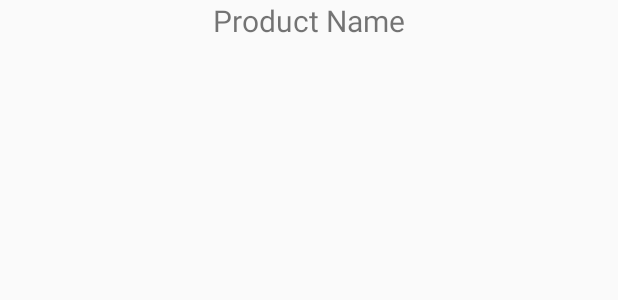
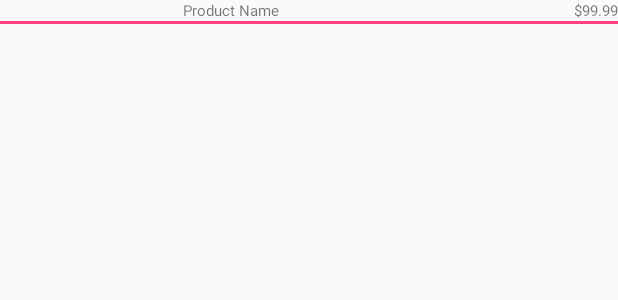
Before and after one commit to Ncastro878/WalmartScanner, an Android app: the layout row_layout.xml on its own in the app's theme, with its tools: preview values and no code run, on a phone screen of 412 x 824 dp. Shown: the top 300 px of the screen. Run offline under Robolectric (Android 15) with nearby library versions, the phone set to English and light mode, and no system bars.

Commit message:
Made the recyclerview, recycler adapter, the SQLite database, and dbHelper, and formatted the recyclerview into a cruddy list. The prices dont look right.

```diff
--- a/app/src/main/java/com/example/android/walmartscannerapp/ProductListContract.java
+++ b/app/src/main/java/com/example/android/walmartscannerapp/ProductListContract.java
@@ -14,5 +14,6 @@ public class ProductListContract {
         public static final String PRODUCT_PRICE = "productPrice";
         public static final String PRODUCT_IMG = "productImg";
         public static final String PRODUCT_QUANTITY = "productQuantity";
+        public static final String PRODUCT_SMALL_IMG = "productSmallImg";
     }
 }
--- a/app/src/main/java/com/example/android/walmartscannerapp/ProductListDbHelper.java
+++ b/app/src/main/java/com/example/android/walmartscannerapp/ProductListDbHelper.java
@@ -13,7 +13,7 @@ import static android.R.attr.version;
 public class ProductListDbHelper extends SQLiteOpenHelper {
 
     private static final String DATABASE_NAME = "productList.db";
-    private static final int DATABASE_VERSION = 1;
+    private static final int DATABASE_VERSION = 2;
 
     public ProductListDbHelper(Context context) {
         super(context, DATABASE_NAME, null, DATABASE_VERSION);
@@ -27,6 +27,7 @@ public class ProductListDbHelper extends SQLiteOpenHelper {
                 ProductListContract.ProductListEntry.PRODUCT_NAME + " TEXT," +
                 ProductListContract.ProductListEntry.PRODUCT_PRICE + " TEXT," +
                 ProductListContract.ProductListEntry.PRODUCT_IMG + " TEXT," +
+                ProductListContract.ProductListEntry.PRODUCT_SMALL_IMG + " TEXT," +
                 ProductListContract.ProductListEntry.PRODUCT_QUANTITY + " INTEGER);";
         sqLiteDatabase.execSQL(SQL_CREATE_TABLE_STATEMENT);
     }
--- a/app/src/main/java/com/example/android/walmartscannerapp/WalmartItem.java
+++ b/app/src/main/java/com/example/android/walmartscannerapp/WalmartItem.java
@@ -10,11 +10,17 @@ public class WalmartItem {
     private String upc;
     private attributes attributes;
     private String largeImage;
+    private String thumbnailImage;
     private String salePrice;
 
     /**
      * The getters and setters essentially seem pointless.
      */
+    public String getThumbnailImage() {return thumbnailImage;}
+
+    public void setThumbnailImage(String thumbnailImage) {this.thumbnailImage = thumbnailImage;}
+
+
     public String getName(){return name;}
 
     public String getShortDescription(){return longDescription;}
--- a/app/src/main/res/layout/row_layout.xml
+++ b/app/src/main/res/layout/row_layout.xml
@@ -1,13 +1,38 @@
 <?xml version="1.0" encoding="utf-8"?>
-<LinearLayout xmlns:android="http://schemas.android.com/apk/res/android"
-    android:orientation="vertical" android:layout_width="match_parent"
-    android:layout_height="match_parent">
+    <LinearLayout xmlns:android="http://schemas.android.com/apk/res/android"
+    android:layout_width="match_parent"
+    android:layout_height="wrap_content"
+    android:orientation="vertical">
+    <LinearLayout
+        android:orientation="horizontal"
+        android:layout_width="match_parent"
+        android:layout_height="wrap_content">
 
-    <TextView
-        android:id="@+id/product_name_text_view"
-        android:layout_width="wrap_content"
-        android:layout_height="wrap_content"
-        android:textSize="20dp"
-        android:layout_gravity="center"
-        android:text="Product Name" />
+        <ImageView
+            android:id="@+id/product_img_view"
+            android:layout_width="wrap_content"
+            android:layout_height="wrap_content"
+            android:layout_weight="1"/>
+        <TextView
+            android:id="@+id/product_name_text_view"
+            android:layout_width="15dp"
+            android:layout_height="wrap_content"
+            android:textSize="10dp"
+            android:text="Product Name"
+            android:layout_weight="1"/>
+        <TextView
+            android:id="@+id/product_price_text_view"
+            android:layout_width="wrap_content"
+            android:layout_height="wrap_content"
+            android:textSize="10dp"
+            android:layout_weight="1"
+            android:gravity="right"
+            android:text="$99.99" />
+    </LinearLayout>
+
+    <View
+    android:layout_width="match_parent"
+    android:layout_height="2dp"
+    android:background="@color/colorAccent"/>
+
 </LinearLayout>
```
Also changed, not shown: app/src/main/java/com/example/android/walmartscannerapp/MyAdapter.java (+39 -2 lines), app/src/main/java/com/example/android/walmartscannerapp/ProductListActivity.java (+52 -10 lines), app/src/main/res/layout/activity_product_list.xml (renamed from app/src/main/res/layout/activity_view_product.xml, +16 -12 lines), app/src/main/res/layout/dialog_view.xml (added, +29 -0 lines).
